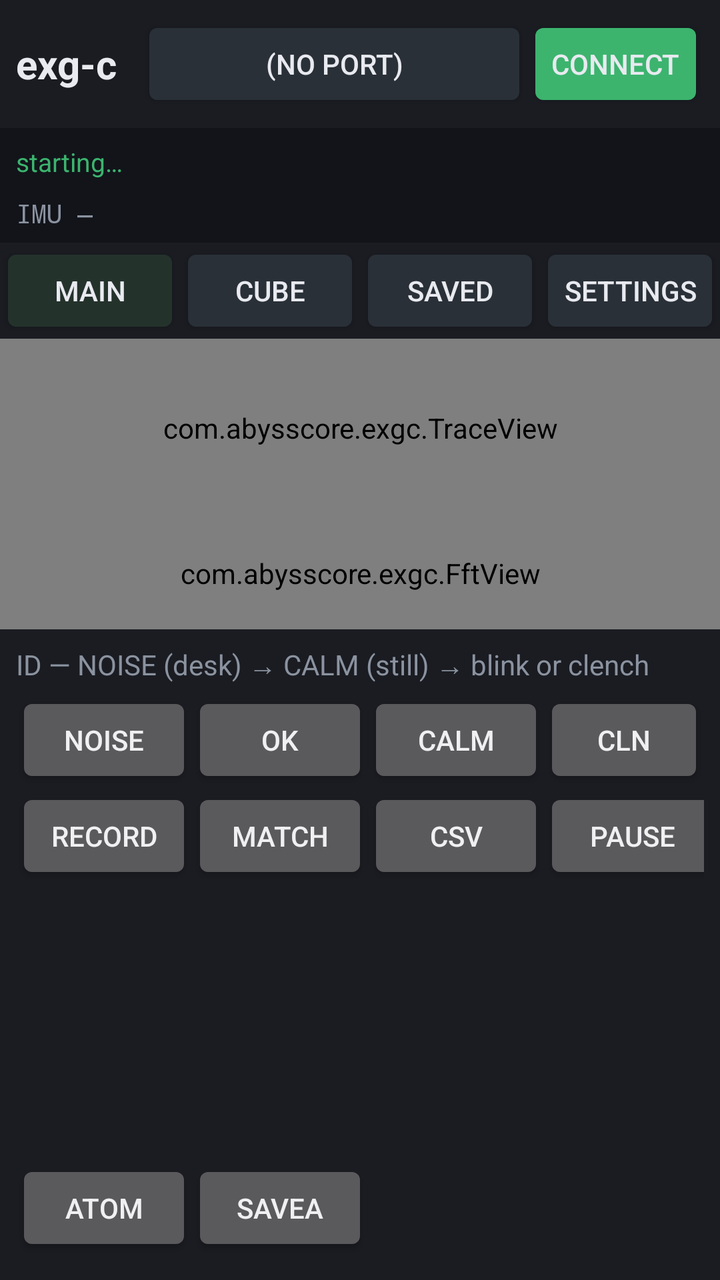
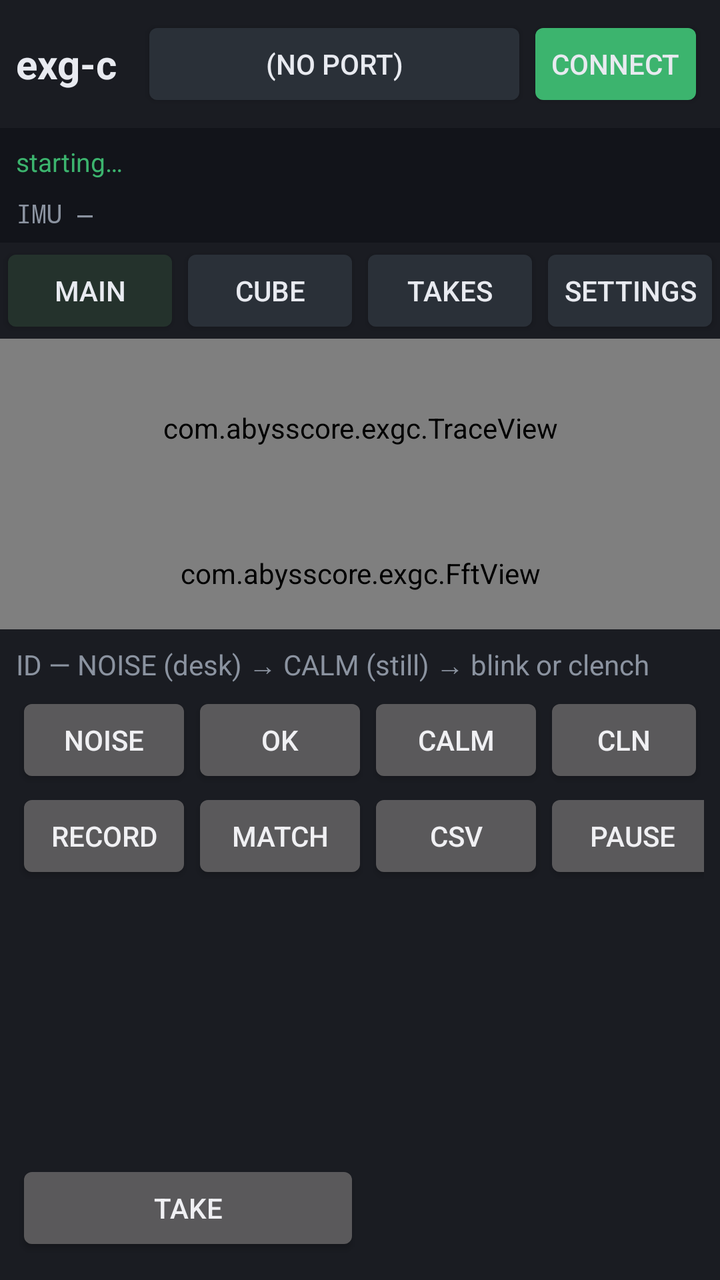

Two renders of the same Android screen: before a commit and after it. Below are the layout's source before the change and the commit's diff.
<!-- AndroidManifest.xml: application theme android:Theme.DeviceDefault.NoActionBar -->
<!-- res/layout/activity_exg.xml -->
<?xml version="1.0" encoding="utf-8"?>
<LinearLayout xmlns:android="http://schemas.android.com/apk/res/android"
    android:layout_width="match_parent"
    android:layout_height="match_parent"
    android:background="@color/bg"
    android:orientation="vertical">

    <LinearLayout
        android:layout_width="match_parent"
        android:layout_height="wrap_content"
        android:background="@color/panel"
        android:gravity="center_vertical"
        android:padding="8dp">

        <TextView
            android:id="@+id/title"
            android:layout_width="wrap_content"
            android:layout_height="wrap_content"
            android:paddingEnd="12dp"
            android:text="exg-c"
            android:textColor="@color/ink"
            android:textSize="20sp"
            android:textStyle="bold" />

        <Button
            android:id="@+id/port"
            android:layout_width="0dp"
            android:layout_height="wrap_content"
            android:layout_weight="1"
            android:backgroundTint="@color/btn"
            android:text="(no port)"
            android:textColor="@color/ink" />

        <Button
            android:id="@+id/connect"
            android:layout_width="wrap_content"
            android:layout_height="wrap_content"
            android:backgroundTint="@color/ok"
            android:text="Connect"
            android:textColor="@color/ink" />
    </LinearLayout>

    <TextView
        android:id="@+id/status"
        android:layout_width="match_parent"
        android:layout_height="wrap_content"
        android:background="#12141A"
        android:ellipsize="end"
        android:maxLines="2"
        android:padding="8dp"
        android:text="starting…"
        android:textColor="@color/ok"
        android:textSize="13sp" />

    <TextView
        android:id="@+id/imuLine"
        android:layout_width="match_parent"
        android:layout_height="wrap_content"
        android:background="#12141A"
        android:fontFamily="monospace"
        android:paddingLeft="8dp"
        android:paddingRight="8dp"
        android:paddingBottom="6dp"
        android:text="IMU —"
        android:textColor="@color/muted"
        android:textSize="13sp" />

    <LinearLayout
        android:layout_width="match_parent"
        android:layout_height="wrap_content"
        android:background="@color/panel">

        <Button
            android:id="@+id/tabMain"
            android:layout_width="0dp"
            android:layout_height="wrap_content"
            android:layout_weight="1"
            android:backgroundTint="#24322C"
            android:text="Main"
            android:textColor="@color/ink" />

        <Button
            android:id="@+id/tabCube"
            android:layout_width="0dp"
            android:layout_height="wrap_content"
            android:layout_weight="1"
            android:backgroundTint="@color/btn"
            android:text="Cube"
            android:textColor="@color/ink" />

        <Button
            android:id="@+id/tabPoses"
            android:layout_width="0dp"
            android:layout_height="wrap_content"
            android:layout_weight="1"
            android:backgroundTint="@color/btn"
            android:text="Saved"
            android:textColor="@color/ink" />

        <Button
            android:id="@+id/tabSet"
            android:layout_width="0dp"
            android:layout_height="wrap_content"
            android:layout_weight="1"
            android:backgroundTint="@color/btn"
            android:text="Settings"
            android:textColor="@color/ink" />
    </LinearLayout>

    <FrameLayout
        android:layout_width="match_parent"
        android:layout_height="0dp"
        android:layout_weight="1">

        <LinearLayout
            android:id="@+id/mainPane"
            android:layout_width="match_parent"
            android:layout_height="match_parent"
            android:orientation="vertical">

            <com.abysscore.exgc.TraceView
                android:id="@+id/traces"
                android:layout_width="match_parent"
                android:layout_height="0dp"
                android:layout_weight="1" />

            <com.abysscore.exgc.FftView
                android:id="@+id/fft"
                android:layout_width="match_parent"
                android:layout_height="56dp" />
        </LinearLayout>

        <LinearLayout
            android:id="@+id/cubePane"
            android:layout_width="match_parent"
            android:layout_height="match_parent"
            android:orientation="vertical"
            android:visibility="gone">

            <LinearLayout
                android:layout_width="match_parent"
                android:layout_height="wrap_content"
                android:background="@color/panel"
                android:padding="4dp">

                <Button
                    android:id="@+id/cubeViz"
                    android:layout_width="0dp"
                    android:layout_height="wrap_content"
                    android:layout_weight="1"
                    android:text="viz" />

                <Button
                    android:id="@+id/cubeMap"
                    android:layout_width="0dp"
                    android:layout_height="wrap_content"
                    android:layout_weight="1"
                    android:text="map" />

                <Button
                    android:id="@+id/cubeZoomOut"
                    android:layout_width="wrap_content"
                    android:layout_height="wrap_content"
                    android:text="−" />

                <Button
                    android:id="@+id/cubeZoomIn"
                    android:layout_width="wrap_content"
                    android:layout_height="wrap_content"
                    android:text="+" />

                <Button
                    android:id="@+id/cubeFront"
                    android:layout_width="wrap_content"
                    android:layout_height="wrap_content"
                    android:text="front" />

                <Button
                    android:id="@+id/cubeAlgo"
                    android:layout_width="wrap_content"
                    android:layout_height="wrap_content"
                    android:text="algo detect" />
            </LinearLayout>

            <LinearLayout
                android:id="@+id/cubeChRow"
                android:layout_width="match_parent"
                android:layout_height="wrap_content"
                android:background="@color/panel"
                android:padding="2dp" />

            <LinearLayout
                android:id="@+id/cubeMapTools"
                android:layout_width="match_parent"
                android:layout_height="wrap_content"
                android:background="@color/panel"
                android:gravity="center_vertical"
                android:padding="4dp"
                android:visibility="gone">

                <Button
                    android:id="@+id/sitePrev"
                    android:layout_width="wrap_content"
                    android:layout_height="wrap_content"
                    android:text="&lt;" />

                <TextView
                    android:id="@+id/siteLabel"
                    android:layout_width="0dp"
                    android:layout_height="wrap_content"
                    android:layout_weight="1"
                    android:gravity="center"
                    android:text="Fp1"
                    android:textColor="@color/crimson"
                    android:textSize="16sp" />

                <Button
                    android:id="@+id/siteNext"
                    android:layout_width="wrap_content"
                    android:layout_height="wrap_content"
                    android:text="&gt;" />

                <Button
                    android:id="@+id/siteAssign"
                    android:layout_width="wrap_content"
                    android:layout_height="wrap_content"
                    android:text="Assign" />
            </LinearLayout>

            <com.abysscore.exgc.CubeView
                android:id="@+id/cube"
                android:layout_width="match_parent"
                android:layout_height="0dp"
                android:layout_weight="1" />
        </LinearLayout>

        <ScrollView
            android:id="@+id/poses"
            android:layout_width="match_parent"
            android:layout_height="match_parent"
            android:visibility="gone">

            <LinearLayout
                android:layout_width="match_parent"
                android:layout_height="wrap_content"
                android:orientation="vertical"
                android:padding="12dp">

                <TextView
                    android:layout_width="wrap_content"
                    android:layout_height="wrap_content"
                    android:text="ATOM chains (1 s folds) and wave poses (1 s Record). Not the same thing."
                    android:textColor="@color/muted" />

                <TextView
                    android:id="@+id/poseHint"
                    android:layout_width="match_parent"
                    android:layout_height="wrap_content"
                    android:paddingTop="8dp"
                    android:paddingBottom="8dp"
                    android:text="Tap a chain to compare live. Delete lives here. SaveA on Main starts a new take."
                    android:textColor="@color/ink" />

                <LinearLayout
                    android:id="@+id/poseList"
                    android:layout_width="match_parent"
                    android:layout_height="wrap_content"
                    android:orientation="vertical" />
            </LinearLayout>
        </ScrollView>

        <ScrollView
            android:id="@+id/settings"
            android:layout_width="match_parent"
            android:layout_height="match_parent"
            android:visibility="gone">

            <LinearLayout
                android:layout_width="match_parent"
                android:layout_height="wrap_content"
                android:orientation="vertical"
                android:padding="12dp">

                <TextView
                    android:layout_width="wrap_content"
                    android:layout_height="wrap_content"
                    android:text="Profile — export/import as a file (Files / Drive / Downloads)"
                    android:textColor="@color/muted" />

                <Button
                    android:id="@+id/profName"
                    android:layout_width="match_parent"
                    android:layout_height="wrap_content"
                    android:gravity="start|center_vertical"
                    android:text="name (tap to type)"
                    android:textColor="@color/ink" />

                <LinearLayout
                    android:layout_width="match_parent"
                    android:layout_height="wrap_content">

                    <Button
                        android:id="@+id/profExport"
                        android:layout_width="0dp"
                        android:layout_height="wrap_content"
                        android:layout_weight="1"
                        android:text="Export…" />

                    <Button
                        android:id="@+id/profImport"
                        android:layout_width="0dp"
                        android:layout_height="wrap_content"
                        android:layout_weight="1"
                        android:text="Import…" />
                </LinearLayout>

                <LinearLayout
                    android:layout_width="match_parent"
                    android:layout_height="wrap_content">

                    <Button
                        android:id="@+id/profSave"
                        android:layout_width="0dp"
                        android:layout_height="wrap_content"
                        android:layout_weight="1"
                        android:text="Save here" />

                    <Button
                        android:id="@+id/profLoad"
                        android:layout_width="0dp"
                        android:layout_height="wrap_content"
                        android:layout_weight="1"
                        android:text="Load here" />
                </LinearLayout>

                <LinearLayout
                    android:id="@+id/profChips"
                    android:layout_width="match_parent"
                    android:layout_height="wrap_content"
                    android:orientation="vertical"
                    android:paddingTop="8dp" />

                <TextView
                    android:id="@+id/profList"
                    android:layout_width="match_parent"
                    android:layout_height="wrap_content"
                    android:paddingTop="4dp"
                    android:textColor="@color/muted"
                    android:visibility="gone" />

                <TextView
                    android:layout_width="wrap_content"
                    android:layout_height="wrap_content"
                    android:paddingTop="12dp"
                    android:text="View — time window is how much of the plot you see"
                    android:textColor="@color/muted" />

                <LinearLayout
                    android:layout_width="match_parent"
                    android:layout_height="wrap_content">

                    <Button
                        android:id="@+id/win"
                        android:layout_width="0dp"
                        android:layout_height="wrap_content"
                        android:layout_weight="1"
                        android:text="win 2s" />

                    <Button
                        android:id="@+id/scale"
                        android:layout_width="0dp"
                        android:layout_height="wrap_content"
                        android:layout_weight="1"
                        android:text="scale" />
                </LinearLayout>

                <LinearLayout
                    android:layout_width="match_parent"
                    android:layout_height="wrap_content">

                    <Button
                        android:id="@+id/uiScale"
                        android:layout_width="0dp"
                        android:layout_height="wrap_content"
                        android:layout_weight="1"
                        android:text="UI 1.5x" />

                    <Button
                        android:id="@+id/board"
                        android:layout_width="0dp"
                        android:layout_height="wrap_content"
                        android:layout_weight="1"
                        android:text="8-ch + IMU" />
                </LinearLayout>

                <TextView
                    android:layout_width="wrap_content"
                    android:layout_height="wrap_content"
                    android:paddingTop="12dp"
                    android:text="Process — CAR kills shared 50 Hz. Envelope shows a clench as a hump."
                    android:textColor="@color/muted" />

                <LinearLayout
                    android:layout_width="match_parent"
                    android:layout_height="wrap_content">

                    <Button
                        android:id="@+id/band"
                        android:layout_width="0dp"
                        android:layout_height="wrap_content"
                        android:layout_weight="1"
                        android:text="band raw" />

                    <Button
                        android:id="@+id/car"
                        android:layout_width="0dp"
                        android:layout_height="wrap_content"
                        android:layout_weight="1"
                        android:text="CAR" />
                </LinearLayout>

                <LinearLayout
                    android:layout_width="match_parent"
                    android:layout_height="wrap_content">

                    <Button
                        android:id="@+id/detrend"
                        android:layout_width="0dp"
                        android:layout_height="wrap_content"
                        android:layout_weight="1"
                        android:text="raw DC" />

                    <Button
                        android:id="@+id/env"
                        android:layout_width="0dp"
                        android:layout_height="wrap_content"
                        android:layout_weight="1"
                        android:text="wave" />
                </LinearLayout>

                <LinearLayout
                    android:layout_width="match_parent"
                    android:layout_height="wrap_content">

                    <Button
                        android:id="@+id/notch"
                        android:layout_width="0dp"
                        android:layout_height="wrap_content"
                        android:layout_weight="1"
                        android:text="notch" />

                    <Button
                        android:id="@+id/hp"
                        android:layout_width="0dp"
                        android:layout_height="wrap_content"
                        android:layout_weight="1"
                        android:text="hp" />
                </LinearLayout>

                <LinearLayout
                    android:layout_width="match_parent"
                    android:layout_height="wrap_content">

                    <Button
                        android:id="@+id/lp"
                        android:layout_width="0dp"
                        android:layout_height="wrap_content"
                        android:layout_weight="1"
                        android:text="lp off" />

                    <Button
                        android:id="@+id/algo"
                        android:layout_width="0dp"
                        android:layout_height="wrap_content"
                        android:layout_weight="1"
                        android:text="algo detect" />
                </LinearLayout>

                <TextView
                    android:layout_width="wrap_content"
                    android:layout_height="wrap_content"
                    android:paddingTop="12dp"
                    android:text="Channels — tap the site name for RGB, tap gN for gain"
                    android:textColor="@color/muted" />

                <LinearLayout
                    android:id="@+id/chGrid"
                    android:layout_width="match_parent"
                    android:layout_height="wrap_content"
                    android:orientation="vertical"
                    android:paddingTop="12dp" />
            </LinearLayout>
        </ScrollView>
    </FrameLayout>

    <LinearLayout
        android:id="@+id/learnBar"
        android:layout_width="match_parent"
        android:layout_height="wrap_content"
        android:background="@color/panel"
        android:gravity="center_vertical"
        android:orientation="vertical"
        android:padding="8dp">

        <TextView
            android:id="@+id/idLine"
            android:layout_width="match_parent"
            android:layout_height="wrap_content"
            android:paddingBottom="4dp"
            android:text="ID — NOISE (desk) → CALM (still) → blink or clench"
            android:textColor="@color/muted"
            android:textSize="14sp" />

        <LinearLayout
            android:layout_width="match_parent"
            android:layout_height="wrap_content">

            <Button
                android:id="@+id/noise"
                android:layout_width="wrap_content"
                android:layout_height="wrap_content"
                android:text="NOISE" />

            <Button
                android:id="@+id/noiseOk"
                android:layout_width="wrap_content"
                android:layout_height="wrap_content"
                android:text="OK" />

            <Button
                android:id="@+id/calm"
                android:layout_width="wrap_content"
                android:layout_height="wrap_content"
                android:text="CALM" />

            <Button
                android:id="@+id/clean"
                android:layout_width="wrap_content"
                android:layout_height="wrap_content"
                android:text="CLN" />
        </LinearLayout>

        <LinearLayout
            android:layout_width="match_parent"
            android:layout_height="wrap_content">

            <Button
                android:id="@+id/learnName"
                android:layout_width="0dp"
                android:layout_height="wrap_content"
                android:layout_weight="1"
                android:gravity="start|center_vertical"
                android:text="name (tap)"
                android:textColor="@color/ink" />

            <Button
                android:id="@+id/record"
                android:layout_width="wrap_content"
                android:layout_height="wrap_content"
                android:text="Record" />

            <Button
                android:id="@+id/match"
                android:layout_width="wrap_content"
                android:layout_height="wrap_content"
                android:text="MATCH" />

            <Button
                android:id="@+id/csv"
                android:layout_width="wrap_content"
                android:layout_height="wrap_content"
                android:text="CSV" />

            <Button
                android:id="@+id/pause"
                android:layout_width="wrap_content"
                android:layout_height="wrap_content"
                android:text="Pause" />
        </LinearLayout>

        <LinearLayout
            android:layout_width="match_parent"
            android:layout_height="wrap_content">

            <Button
                android:id="@+id/atom"
                android:layout_width="wrap_content"
                android:layout_height="wrap_content"
                android:text="ATOM" />

            <Button
                android:id="@+id/atomSave"
                android:layout_width="wrap_content"
                android:layout_height="wrap_content"
                android:text="SaveA" />
        </LinearLayout>

        <HorizontalScrollView
            android:layout_width="match_parent"
            android:layout_height="wrap_content"
            android:paddingTop="4dp">

            <LinearLayout
                android:id="@+id/learnChips"
                android:layout_width="wrap_content"
                android:layout_height="wrap_content"
                android:orientation="horizontal" />
        </HorizontalScrollView>
    </LinearLayout>
</LinearLayout>
<!-- resources referenced by this layout -->
<resources>
  <color name="bg">#101218</color>
  <color name="btn">#2A3038</color>
  <color name="crimson">#F22647</color>
  <color name="ink">#E8EAF0</color>
  <color name="muted">#8B93A0</color>
  <color name="ok">#3CB46E</color>
  <color name="panel">#1A1C22</color>
</resources>

<!-- the commit's change to res/layout/activity_exg.xml (unified diff, before → after) -->
@@ -94,7 +94,7 @@
             android:layout_height="wrap_content"
             android:layout_weight="1"
             android:backgroundTint="@color/btn"
-            android:text="Saved"
+            android:text="Takes"
             android:textColor="@color/ink" />
 
         <Button
@@ -249,7 +249,7 @@
                 <TextView
                     android:layout_width="wrap_content"
                     android:layout_height="wrap_content"
-                    android:text="ATOM chains (1 s folds) and wave poses (1 s Record). Not the same thing."
+                    android:text="Long takes (Take on Main). Wave poses are the 1 s Record below."
                     android:textColor="@color/muted" />
 
                 <TextView
@@ -258,7 +258,7 @@
                     android:layout_height="wrap_content"
                     android:paddingTop="8dp"
                     android:paddingBottom="8dp"
-                    android:text="Tap a chain to compare live. Delete lives here. SaveA on Main starts a new take."
+                    android:text="Tap a take to compare the live plot against it."
                     android:textColor="@color/ink" />
 
                 <LinearLayout
@@ -580,19 +580,25 @@
 
         <LinearLayout
             android:layout_width="match_parent"
-            android:layout_height="wrap_content">
+            android:layout_height="wrap_content"
+            android:gravity="center_vertical">
 
             <Button
                 android:id="@+id/atom"
-                android:layout_width="wrap_content"
-                android:layout_height="wrap_content"
-                android:text="ATOM" />
-
-            <Button
-                android:id="@+id/atomSave"
-                android:layout_width="wrap_content"
-                android:layout_height="wrap_content"
-                android:text="SaveA" />
+                android:layout_width="0dp"
+                android:layout_height="wrap_content"
+                android:layout_weight="1"
+                android:text="Take" />
+
+            <TextView
+                android:id="@+id/atomVs"
+                android:layout_width="0dp"
+                android:layout_height="wrap_content"
+                android:layout_weight="1"
+                android:paddingStart="8dp"
+                android:text=""
+                android:textColor="@color/crimson"
+                android:textSize="14sp" />
         </LinearLayout>
 
         <HorizontalScrollView
